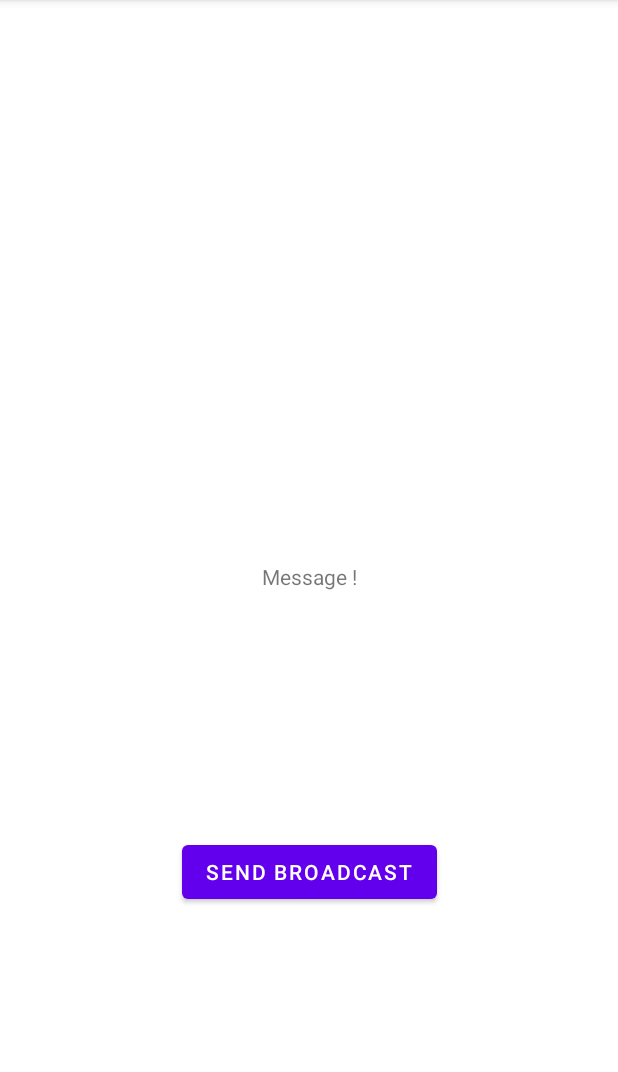
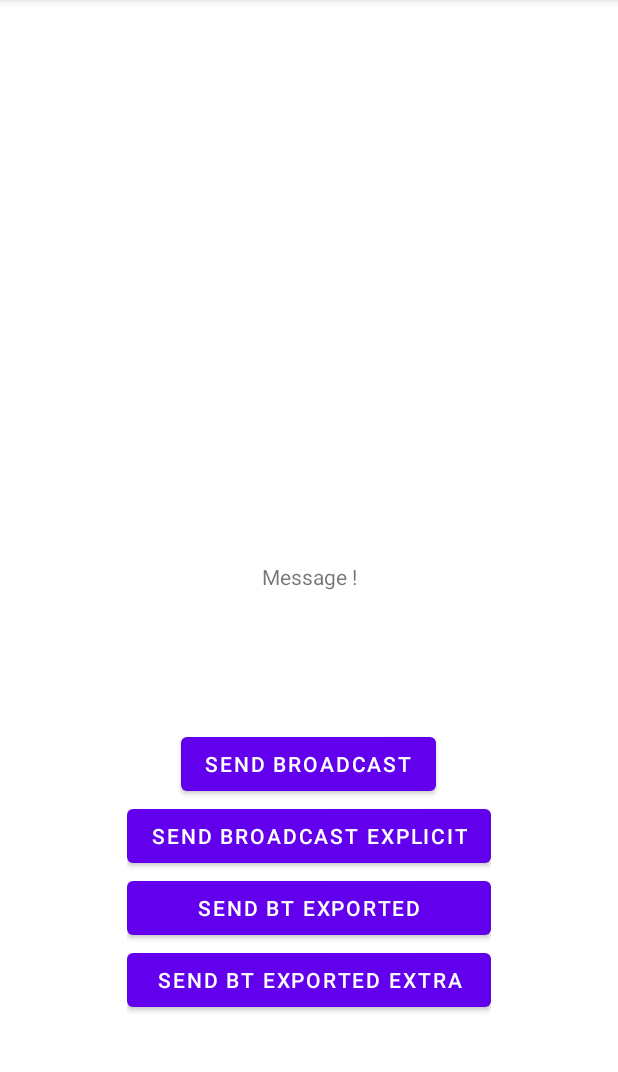
Before and after one commit to deepakwr/BroadcastReceiverExample, an Android app: the screen it shows after launch (MainActivity), on a phone screen of 412 x 824 dp, the part 84-1156 px from its top. Run offline under Robolectric (Android 15) with nearby library versions, the phone set to English and light mode, and no system bars.

Commit message:
Few more alternative ways

```diff
--- a/app/broadcastsender/src/main/AndroidManifest.xml
+++ b/app/broadcastsender/src/main/AndroidManifest.xml
@@ -16,6 +16,7 @@
                 <category android:name="android.intent.category.LAUNCHER" />
             </intent-filter>
         </activity>
+        <receiver android:name=".DifferentBroadcastReceiver"/>
     </application>
 
 </manifest>
--- a/app/broadcastsender/src/main/res/layout/activity_main.xml
+++ b/app/broadcastsender/src/main/res/layout/activity_main.xml
@@ -16,15 +16,44 @@
         app:layout_constraintRight_toRightOf="parent"
         app:layout_constraintTop_toTopOf="parent" />
 
-    <Button
-        android:id="@+id/button"
+    <LinearLayout
         android:layout_width="wrap_content"
         android:layout_height="wrap_content"
-        android:onClick="sendBroadcast"
-        android:text="SEND BROADCAST"
+        android:gravity="center_horizontal"
+        android:orientation="vertical"
         app:layout_constraintBottom_toBottomOf="parent"
         app:layout_constraintEnd_toEndOf="parent"
         app:layout_constraintStart_toStartOf="parent"
-        app:layout_constraintTop_toBottomOf="@+id/txt_message" />
+        app:layout_constraintTop_toBottomOf="@+id/txt_message">
+
+        <Button
+            android:id="@+id/button"
+            android:layout_width="wrap_content"
+            android:layout_height="wrap_content"
+            android:onClick="sendBroadcast"
+            android:text="SEND BROADCAST" />
+
+        <Button
+            android:id="@+id/button2"
+            android:layout_width="wrap_content"
+            android:layout_height="wrap_content"
+            android:onClick="sendBroadcastExplicity"
+            android:text="SEND BROADCAST EXPLICIT" />
+
+        <Button
+            android:id="@+id/button3"
+            android:layout_width="match_parent"
+            android:layout_height="wrap_content"
+            android:onClick="sendBroadcastExported"
+            android:text="SEND BT EXPORTED" />
+
+        <Button
+            android:id="@+id/button4"
+            android:layout_width="match_parent"
+            android:layout_height="wrap_content"
+            android:onClick="sendBTWithExtra"
+            android:text="SEND BT EXPORTED EXTRA" />
+
+    </LinearLayout>
 
 </androidx.constraintlayout.widget.ConstraintLayout>
```
Also changed, not shown: app/broadcastsender/src/main/java/com/deepak/broadcastsender/DifferentBroadcastReceiver.java (added, +14 -0 lines), app/broadcastsender/src/main/java/com/deepak/broadcastsender/MainActivity.java (+45 -0 lines), app/src/main/AndroidManifest.xml (+7 -0 lines), app/src/main/java/com/deepak/broadcastreceiverexample/recievers/ExportedBroadcastReceiver.java (added, +15 -0 lines).
